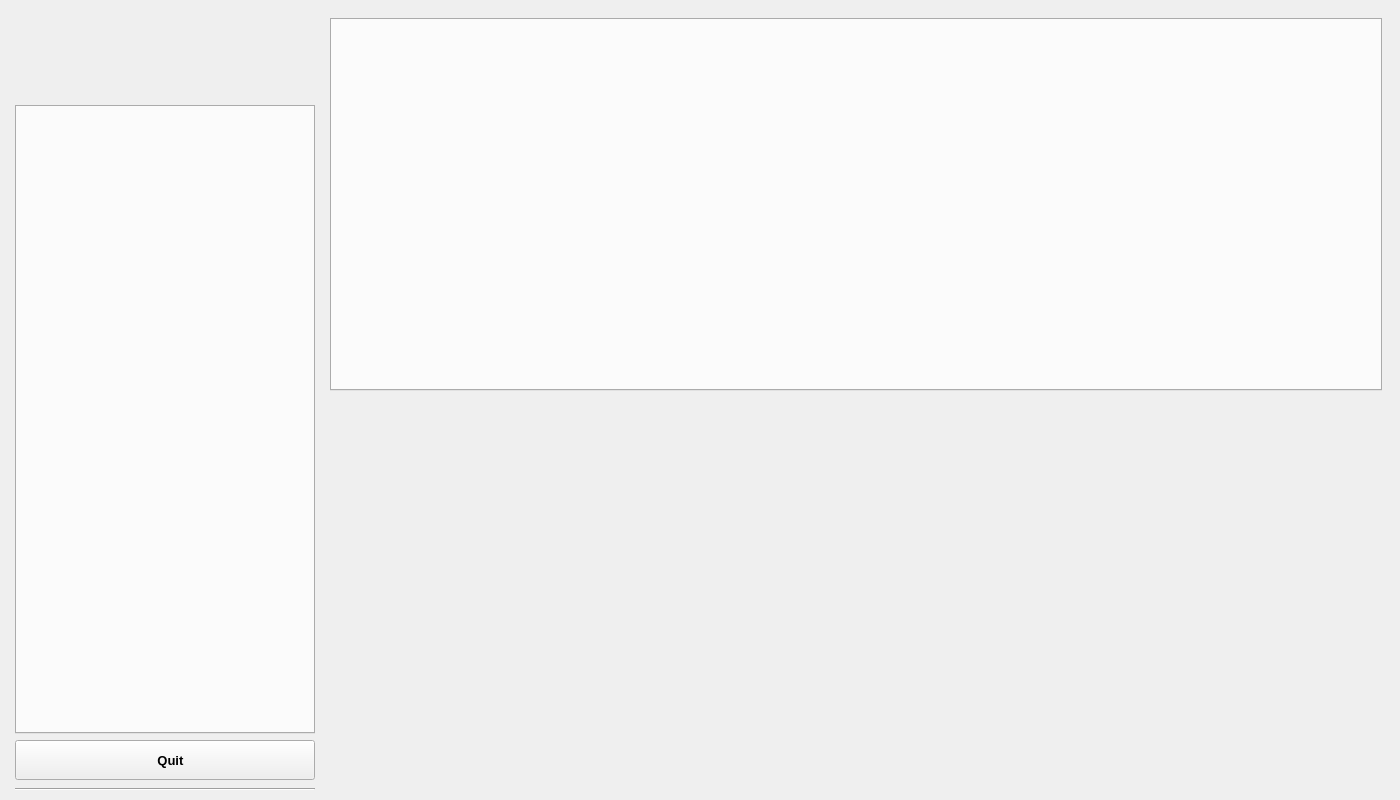
Before: the Qt Designer form src/multisense_gui/resources/multisense_gui.ui in Davidlequnchen/MultiSensorFusion-ROS-AM-Monitoring, drawn with Qt 5.
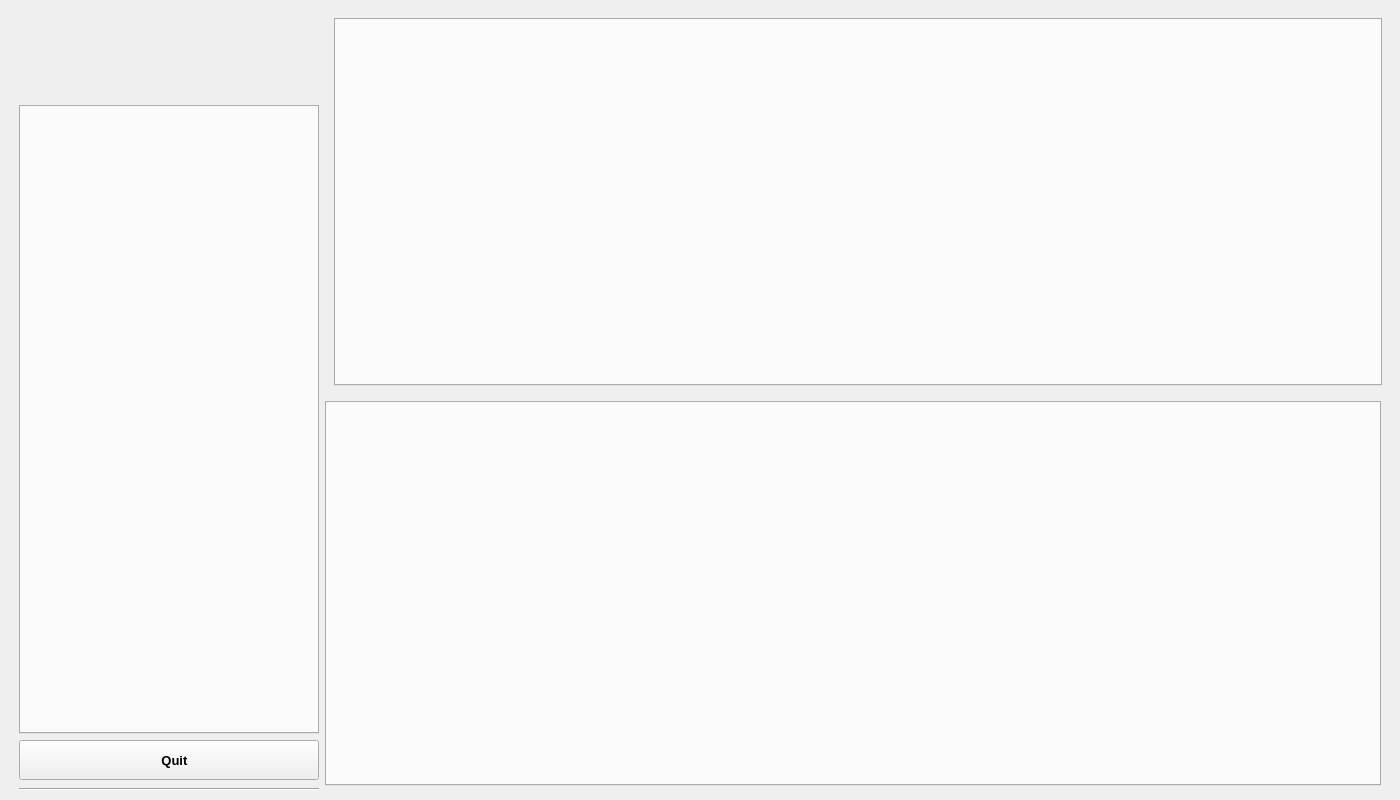
After: the same form once the commit is applied. Icons and pictures are not drawn.

Patch:
```diff
--- a/src/multisense_gui/resources/multisense_gui.ui
+++ b/src/multisense_gui/resources/multisense_gui.ui
@@ -63,7 +63,7 @@
      <bold>false</bold>
     </font>
    </property>
-   <layout class="QHBoxLayout" name="horizontalLayout_2" stretch="0,2,8">
+   <layout class="QHBoxLayout" name="horizontalLayout_3" stretch="0,2,8">
     <item>
      <spacer name="horizontalSpacer_3">
       <property name="orientation">
@@ -71,7 +71,7 @@
       </property>
       <property name="sizeHint" stdset="0">
        <size>
-        <width>6</width>
+        <width>10</width>
         <height>20</height>
        </size>
       </property>
@@ -233,7 +233,7 @@
      </layout>
     </item>
     <item>
-     <layout class="QVBoxLayout" name="verticalLayout_2" stretch="5,5">
+     <layout class="QVBoxLayout" name="verticalLayout_2" stretch="5,5,0">
       <item>
        <widget class="QWidget" name="audio_wave" native="true">
         <layout class="QVBoxLayout" name="verticalLayout_3">
@@ -244,12 +244,45 @@
        </widget>
       </item>
       <item>
-       <layout class="QHBoxLayout" name="boxPlot">
-        <property name="spacing">
-         <number>0</number>
-        </property>
+       <layout class="QHBoxLayout" name="horizontalLayout_2" stretch="8,2,0">
+        <item>
+         <layout class="QHBoxLayout" name="boxPlot">
+          <property name="spacing">
+           <number>0</number>
+          </property>
+         </layout>
+        </item>
+        <item>
+         <widget class="QTabWidget" name="tabWidget_3"/>
+        </item>
+        <item>
+         <spacer name="horizontalSpacer_4">
+          <property name="orientation">
+           <enum>Qt::Horizontal</enum>
+          </property>
+          <property name="sizeHint" stdset="0">
+           <size>
+            <width>10</width>
+            <height>20</height>
+           </size>
+          </property>
+         </spacer>
+        </item>
        </layout>
       </item>
+      <item>
+       <spacer name="horizontalSpacer_5">
+        <property name="orientation">
+         <enum>Qt::Horizontal</enum>
+        </property>
+        <property name="sizeHint" stdset="0">
+         <size>
+          <width>40</width>
+          <height>5</height>
+         </size>
+        </property>
+       </spacer>
+      </item>
      </layout>
     </item>
    </layout>
```
Left out of the diff: 2 changed lines with no effect on the pictures.
